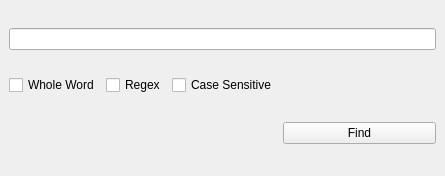
Qt form findview.ui (amauri-bz/az_log_analyzer) before a commit.
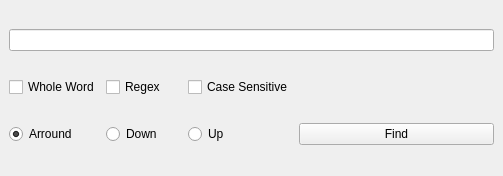
The same form after that commit.

Commit message: Fix find functionality and adding loading splash screen

```diff
--- a/findview.ui
+++ b/findview.ui
@@ -6,7 +6,7 @@
    <rect>
     <x>0</x>
     <y>0</y>
-    <width>445</width>
+    <width>503</width>
     <height>176</height>
    </rect>
   </property>
@@ -37,7 +37,24 @@
       </property>
      </spacer>
     </item>
-    <item row="2" column="3">
+    <item row="1" column="1">
+     <widget class="QCheckBox" name="RegexBox">
+      <property name="text">
+       <string>Regex</string>
+      </property>
+     </widget>
+    </item>
+    <item row="0" column="0" colspan="4">
+     <widget class="QLineEdit" name="InputEdit"/>
+    </item>
+    <item row="1" column="0">
+     <widget class="QCheckBox" name="WholeWordBox">
+      <property name="text">
+       <string>Whole Word</string>
+      </property>
+     </widget>
+    </item>
+    <item row="3" column="3">
      <widget class="QPushButton" name="okButton">
       <property name="text">
        <string>Find</string>
@@ -54,33 +71,27 @@
       </property>
      </widget>
     </item>
-    <item row="0" column="0" colspan="4">
-     <widget class="QLineEdit" name="InputEdit"/>
-    </item>
-    <item row="2" column="0" colspan="3">
-     <spacer name="horizontalSpacer">
-      <property name="orientation">
-       <enum>Qt::Horizontal</enum>
+    <item row="3" column="1">
+     <widget class="QRadioButton" name="radioDown">
+      <property name="text">
+       <string>Down      </string>
       </property>
-      <property name="sizeHint" stdset="0">
-       <size>
-        <width>254</width>
-        <height>26</height>
-       </size>
-      </property>
-     </spacer>
+     </widget>
     </item>
-    <item row="1" column="1">
-     <widget class="QCheckBox" name="RegexBox">
+    <item row="3" column="2">
+     <widget class="QRadioButton" name="radioUp">
       <property name="text">
-       <string>Regex</string>
+       <string>Up</string>
       </property>
      </widget>
     </item>
-    <item row="1" column="0">
-     <widget class="QCheckBox" name="WholeWordBox">
+    <item row="3" column="0">
+     <widget class="QRadioButton" name="radioArround">
       <property name="text">
-       <string>Whole Word</string>
+       <string>Arround</string>
+      </property>
+      <property name="checked">
+       <bool>true</bool>
       </property>
      </widget>
     </item>
```
The commit also changes 7 other files.
